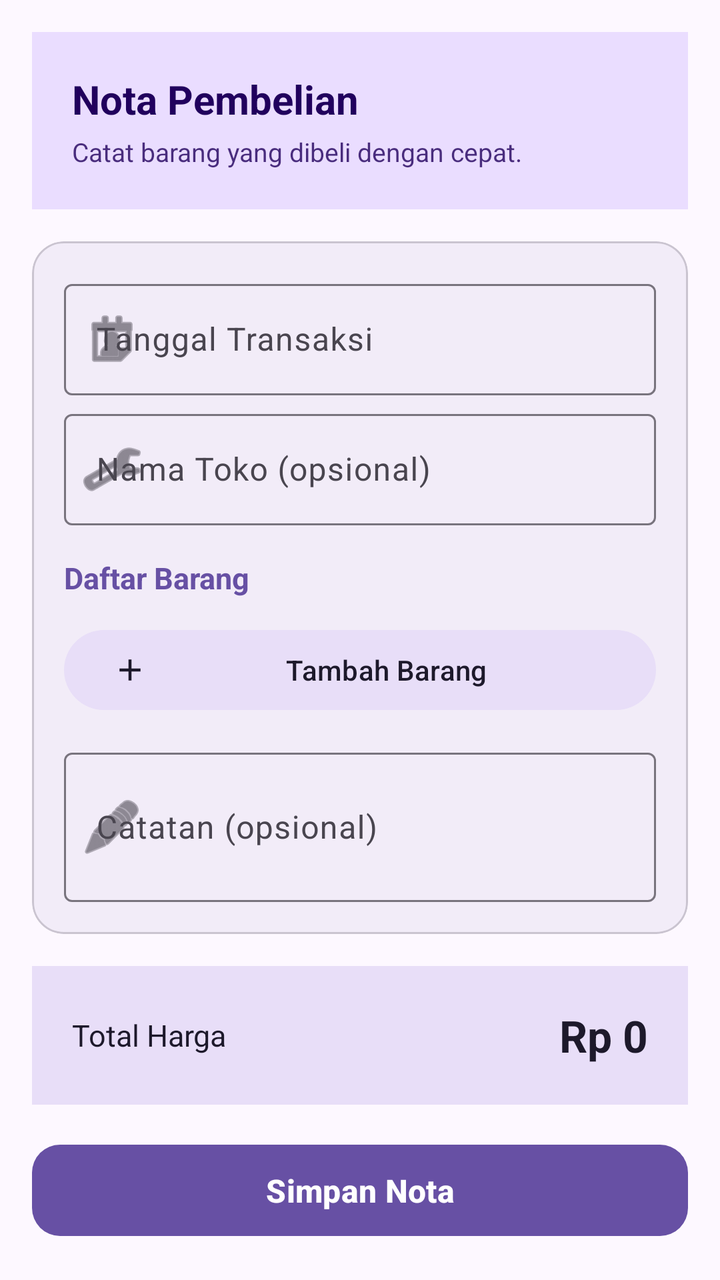
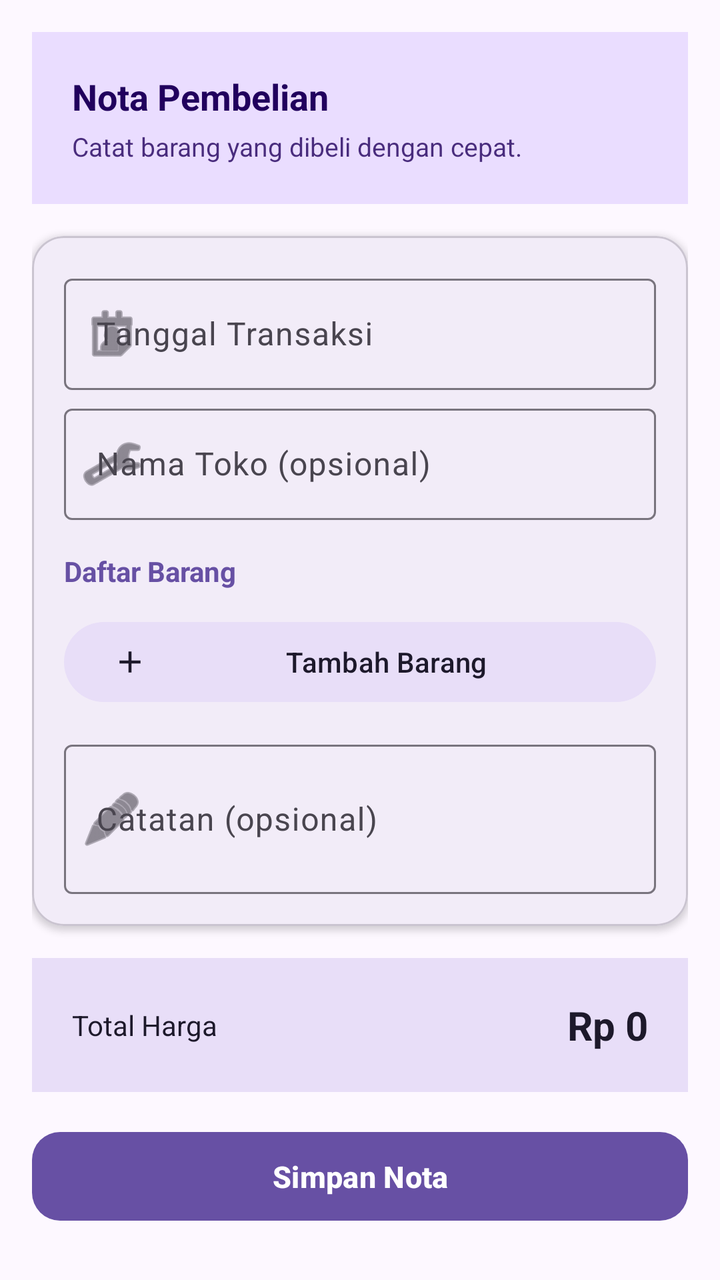

Compare the two renders of this Android layout. The source of the first and the diff that turns it into the second are given below.
<!-- AndroidManifest.xml: application theme Theme.NotaCostume -->
<!-- res/layout/fragment_form.xml -->
<?xml version="1.0" encoding="utf-8"?>
<ScrollView xmlns:android="http://schemas.android.com/apk/res/android"
    xmlns:app="http://schemas.android.com/apk/res-auto"
    android:layout_width="match_parent"
    android:layout_height="match_parent"
    android:fillViewport="true"
    android:scrollbars="none"
    android:background="?attr/colorSurface">

    <LinearLayout
        android:layout_width="match_parent"
        android:layout_height="wrap_content"
        android:orientation="vertical"
        android:padding="16dp">

        <FrameLayout
            android:layout_width="match_parent"
            android:layout_height="wrap_content"
            android:background="?attr/colorPrimaryContainer"
            android:padding="20dp">

            <LinearLayout
                android:layout_width="match_parent"
                android:layout_height="wrap_content"
                android:orientation="vertical">

                <TextView
                    android:layout_width="wrap_content"
                    android:layout_height="wrap_content"
                    android:text="@string/hero_title"
                    android:textColor="?attr/colorOnPrimaryContainer"
                    android:textSize="20sp"
                    android:textStyle="bold" />

                <TextView
                    android:layout_width="wrap_content"
                    android:layout_height="wrap_content"
                    android:layout_marginTop="4dp"
                    android:text="@string/hero_sub"
                    android:textColor="?attr/colorOnPrimaryContainer"
                    android:textSize="13sp"
                    android:alpha="0.8" />
            </LinearLayout>
        </FrameLayout>

        <com.google.android.material.card.MaterialCardView
            android:layout_width="match_parent"
            android:layout_height="wrap_content"
            android:layout_marginTop="16dp"
            app:cardCornerRadius="16dp"
            app:cardElevation="2dp">

            <LinearLayout
                android:layout_width="match_parent"
                android:layout_height="wrap_content"
                android:orientation="vertical"
                android:padding="16dp">

                <com.google.android.material.textfield.TextInputLayout
                    android:id="@+id/tilTanggal"
                    style="@style/Widget.Material3.TextInputLayout.OutlinedBox"
                    android:layout_width="match_parent"
                    android:layout_height="wrap_content"
                    android:hint="@string/label_tanggal"
                    app:startIconDrawable="@android:drawable/ic_menu_my_calendar">

                    <com.google.android.material.textfield.TextInputEditText
                        android:id="@+id/etTanggal"
                        android:layout_width="match_parent"
                        android:layout_height="wrap_content"
                        android:focusable="false"
                        android:inputType="none"
                        android:clickable="true"
                        android:cursorVisible="false" />
                </com.google.android.material.textfield.TextInputLayout>

                <com.google.android.material.textfield.TextInputLayout
                    android:id="@+id/tilToko"
                    style="@style/Widget.Material3.TextInputLayout.OutlinedBox"
                    android:layout_width="match_parent"
                    android:layout_height="wrap_content"
                    android:layout_marginTop="4dp"
                    android:hint="@string/label_toko"
                    app:startIconDrawable="@android:drawable/ic_menu_manage">

                    <com.google.android.material.textfield.TextInputEditText
                        android:id="@+id/etToko"
                        android:layout_width="match_parent"
                        android:layout_height="wrap_content"
                        android:inputType="textCapWords" />
                </com.google.android.material.textfield.TextInputLayout>

                <TextView
                    android:layout_width="wrap_content"
                    android:layout_height="wrap_content"
                    android:layout_marginTop="16dp"
                    android:layout_marginBottom="4dp"
                    android:text="@string/section_barang"
                    android:textSize="15sp"
                    android:textStyle="bold"
                    android:textColor="?attr/colorPrimary" />

                <LinearLayout
                    android:id="@+id/llItems"
                    android:layout_width="match_parent"
                    android:layout_height="wrap_content"
                    android:orientation="vertical" />

                <com.google.android.material.button.MaterialButton
                    android:id="@+id/btnTambahBarang"
                    style="@style/Widget.Material3.Button.TonalButton"
                    android:layout_width="match_parent"
                    android:layout_height="wrap_content"
                    android:layout_marginTop="8dp"
                    android:text="@string/btn_tambah_barang"
                    app:icon="@drawable/ic_add" />

                <com.google.android.material.textfield.TextInputLayout
                    android:id="@+id/tilCatatan"
                    style="@style/Widget.Material3.TextInputLayout.OutlinedBox"
                    android:layout_width="match_parent"
                    android:layout_height="wrap_content"
                    android:layout_marginTop="12dp"
                    android:hint="@string/label_catatan"
                    app:startIconDrawable="@android:drawable/ic_menu_edit">

                    <com.google.android.material.textfield.TextInputEditText
                        android:id="@+id/etCatatan"
                        android:layout_width="match_parent"
                        android:layout_height="wrap_content"
                        android:inputType="textMultiLine"
                        android:minLines="2" />
                </com.google.android.material.textfield.TextInputLayout>
            </LinearLayout>
        </com.google.android.material.card.MaterialCardView>

        <FrameLayout
            android:id="@+id/summaryCard"
            android:layout_width="match_parent"
            android:layout_height="wrap_content"
            android:layout_marginTop="16dp"
            android:background="?attr/colorSecondaryContainer"
            android:padding="20dp">

            <LinearLayout
                android:layout_width="match_parent"
                android:layout_height="wrap_content"
                android:orientation="horizontal"
                android:gravity="center_vertical">

                <TextView
                    android:layout_width="0dp"
                    android:layout_height="wrap_content"
                    android:layout_weight="1"
                    android:text="@string/summary_total"
                    android:textColor="?attr/colorOnSecondaryContainer"
                    android:textSize="15sp" />

                <TextView
                    android:id="@+id/tvTotal"
                    android:layout_width="wrap_content"
                    android:layout_height="wrap_content"
                    android:text="Rp 0"
                    android:textColor="?attr/colorOnSecondaryContainer"
                    android:textSize="22sp"
                    android:textStyle="bold" />
            </LinearLayout>
        </FrameLayout>

        <com.google.android.material.button.MaterialButton
            android:id="@+id/btnSimpan"
            android:layout_width="match_parent"
            android:layout_height="wrap_content"
            android:layout_marginTop="16dp"
            android:padding="12dp"
            android:text="@string/btn_simpan"
            android:textSize="16sp"
            android:textStyle="bold"
            app:cornerRadius="14dp" />
    </LinearLayout>
</ScrollView>
<!-- resources referenced by this layout -->
<resources>
  <!-- drawable ic_add (drawable) -->
  <?xml version="1.0" encoding="utf-8"?>
  <vector xmlns:android="http://schemas.android.com/apk/res/android"
      android:width="24dp"
      android:height="24dp"
      android:viewportWidth="24"
      android:viewportHeight="24">
      <path
          android:fillColor="#FF000000"
          android:pathData="M19,13h-6v6h-2v-6H5v-2h6V5h2v6h6v2z" />
  </vector>
  <string name="btn_simpan">Simpan Nota</string>
  <string name="btn_tambah_barang">Tambah Barang</string>
  <string name="hero_sub">Catat barang yang dibeli dengan cepat.</string>
  <string name="hero_title">Nota Pembelian</string>
  <string name="label_catatan">Catatan (opsional)</string>
  <string name="label_tanggal">Tanggal Transaksi</string>
  <string name="label_toko">Nama Toko (opsional)</string>
  <string name="section_barang">Daftar Barang</string>
  <string name="summary_total">Total Harga</string>
  <style name="Theme.NotaCostume" parent="Theme.Material3.DayNight.NoActionBar">
          <item name="colorPrimary">@color/md_primary</item>
          <item name="colorOnPrimary">@color/white</item>
          <item name="colorPrimaryContainer">@color/md_primary_container</item>
          <item name="colorOnPrimaryContainer">@color/md_on_primary_container</item>
          <item name="colorSecondary">@color/md_secondary</item>
          <item name="colorOnSecondary">@color/white</item>
          <item name="colorSecondaryContainer">@color/md_secondary_container</item>
          <item name="colorOnSecondaryContainer">@color/md_on_secondary_container</item>
          <item name="colorSurface">@color/md_surface</item>
          <item name="colorOnSurface">@color/md_on_surface</item>
          <item name="colorSurfaceContainer">@color/md_surface_container</item>
          <item name="colorOutline">@color/md_outline</item>
          <item name="dynamicColorThemeOverlay">@style/ThemeOverlay.Material3.DynamicColors.DayNight</item>
          <item name="android:statusBarColor">?attr/colorSurfaceContainer</item>
      </style>
  <color name="md_primary">#6750A4</color>
  <color name="white">#FFFFFF</color>
  <color name="md_primary_container">#EADDFF</color>
  <color name="md_on_primary_container">#21005D</color>
  <color name="md_secondary">#625B71</color>
  <color name="md_secondary_container">#E8DEF8</color>
  <color name="md_on_secondary_container">#1D192B</color>
  <color name="md_surface">#FDF8FF</color>
  <color name="md_on_surface">#1D1B20</color>
  <color name="md_surface_container">#F3EDF7</color>
  <color name="md_outline">#79747E</color>
</resources>

<!-- the commit's change to res/layout/fragment_form.xml (unified diff, before → after) -->
@@ -29,7 +29,7 @@
                     android:layout_height="wrap_content"
                     android:text="@string/hero_title"
                     android:textColor="?attr/colorOnPrimaryContainer"
-                    android:textSize="20sp"
+                    android:textSize="18sp"
                     android:textStyle="bold" />
 
                 <TextView
@@ -96,7 +96,7 @@
                     android:layout_marginTop="16dp"
                     android:layout_marginBottom="4dp"
                     android:text="@string/section_barang"
-                    android:textSize="15sp"
+                    android:textSize="14sp"
                     android:textStyle="bold"
                     android:textColor="?attr/colorPrimary" />
 
@@ -154,7 +154,7 @@
                     android:layout_weight="1"
                     android:text="@string/summary_total"
                     android:textColor="?attr/colorOnSecondaryContainer"
-                    android:textSize="15sp" />
+                    android:textSize="14sp" />
 
                 <TextView
                     android:id="@+id/tvTotal"
@@ -162,7 +162,7 @@
                     android:layout_height="wrap_content"
                     android:text="Rp 0"
                     android:textColor="?attr/colorOnSecondaryContainer"
-                    android:textSize="22sp"
+                    android:textSize="20sp"
                     android:textStyle="bold" />
             </LinearLayout>
         </FrameLayout>
@@ -174,7 +174,7 @@
             android:layout_marginTop="16dp"
             android:padding="12dp"
             android:text="@string/btn_simpan"
-            android:textSize="16sp"
+            android:textSize="15sp"
             android:textStyle="bold"
             app:cornerRadius="14dp" />
     </LinearLayout>
